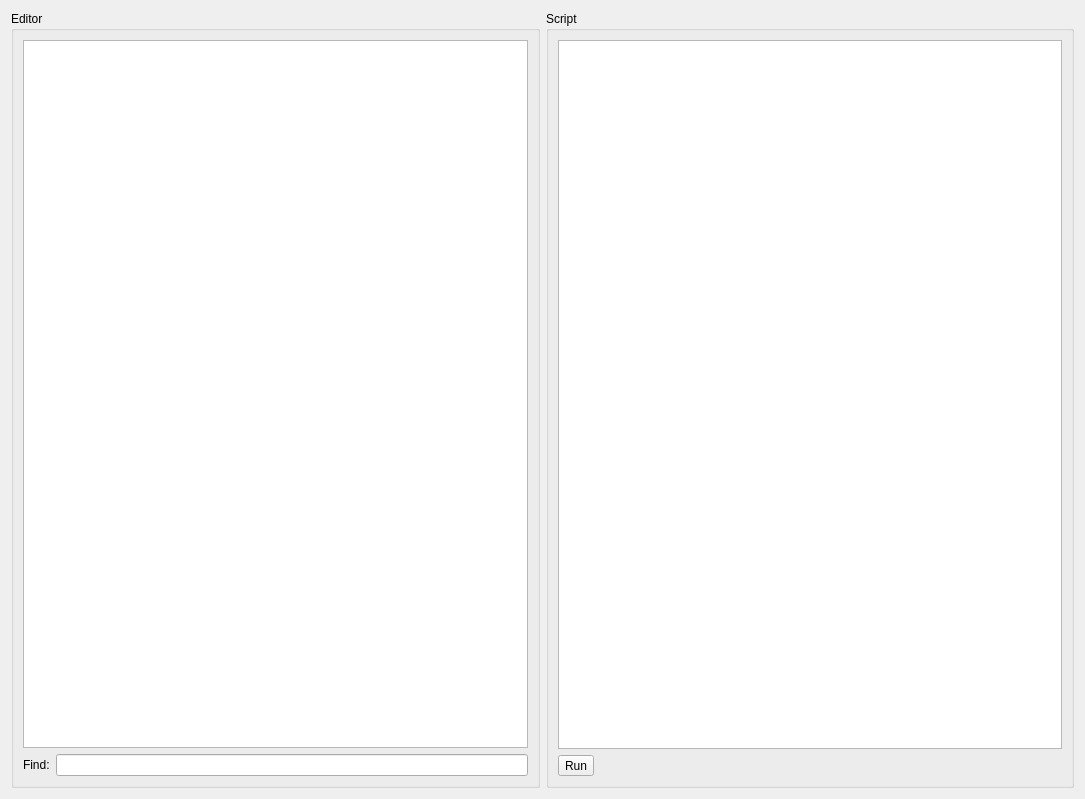
Qt form src/widget.ui (KDABLabs/qtws23-script-automation) before a commit.
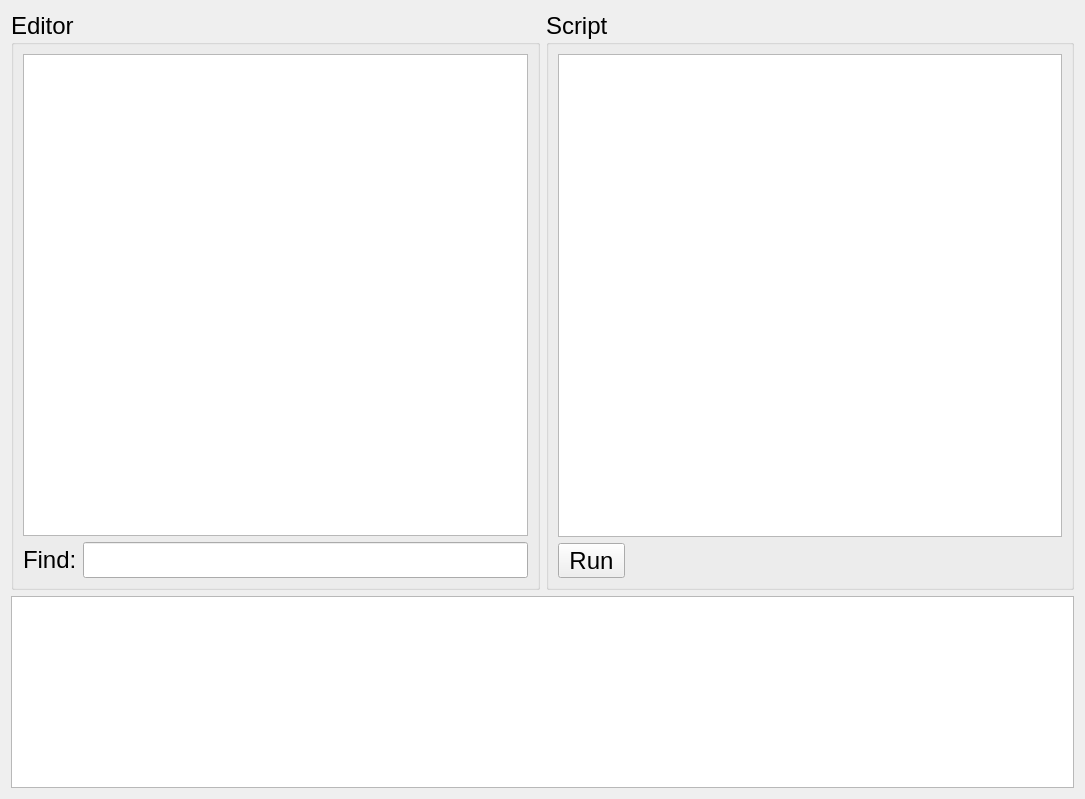
The same form after that commit.

Commit message: Add debug view on the ui, and redirect Qt log

```diff
--- a/src/widget.ui
+++ b/src/widget.ui
@@ -10,11 +10,16 @@
     <height>799</height>
    </rect>
   </property>
+  <property name="font">
+   <font>
+    <pointsize>18</pointsize>
+   </font>
+  </property>
   <property name="windowTitle">
    <string>QtWS 2023</string>
   </property>
-  <layout class="QHBoxLayout" name="horizontalLayout">
-   <item>
+  <layout class="QGridLayout" name="gridLayout_3">
+   <item row="0" column="0">
     <widget class="QGroupBox" name="groupBox">
      <property name="title">
       <string>Editor</string>
@@ -40,7 +45,7 @@
      </layout>
     </widget>
    </item>
-   <item>
+   <item row="0" column="1">
     <widget class="QGroupBox" name="groupBox_2">
      <property name="title">
       <string>Script</string>
@@ -59,6 +64,19 @@
      </layout>
     </widget>
    </item>
+   <item row="1" column="0" colspan="2">
+    <widget class="QPlainTextEdit" name="debugView">
+     <property name="sizePolicy">
+      <sizepolicy hsizetype="Expanding" vsizetype="Minimum">
+       <horstretch>0</horstretch>
+       <verstretch>0</verstretch>
+      </sizepolicy>
+     </property>
+     <property name="readOnly">
+      <bool>true</bool>
+     </property>
+    </widget>
+   </item>
   </layout>
  </widget>
  <resources/>
```
The commit also changes 3 other files.
